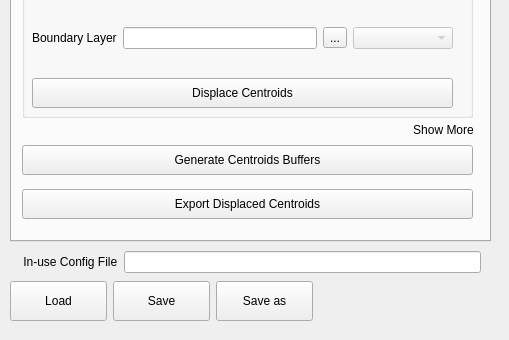
Above: plugin/mgp_dialog.ui from unicef-drp/mics-geocoding before the change; both pictures show x 0 to 509 and y 279 to 619 of the 509 by 619 pixel window. Below: the same form after it.
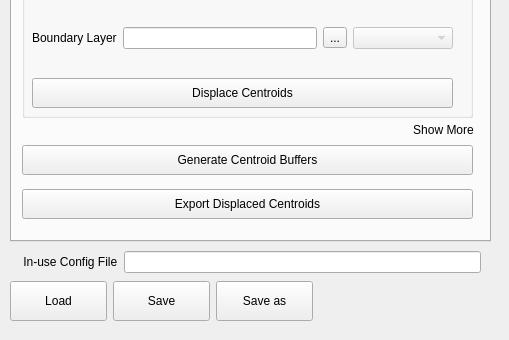
That is the form after the change. The open tabs and pages were chosen to show the change.

Commit message: CentroidsBuffer --> CentroidBuffers

What changed in the file:
```diff
--- a/plugin/mgp_dialog.ui
+++ b/plugin/mgp_dialog.ui
@@ -485,7 +485,7 @@
              </size>
             </property>
             <property name="text">
-             <string>Generate Centroids Buffers</string>
+             <string>Generate Centroid Buffers</string>
             </property>
            </widget>
           </item>
```
Left out of the diff: 2 changed lines with no effect on the pictures. The commit also changes 8 other files.
